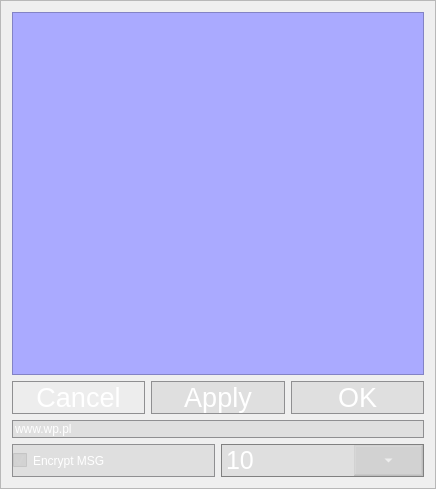
First picture: the form in iDomClient2/frameoptions.ui, repository cyniu88/QT_kurs, before the edit.
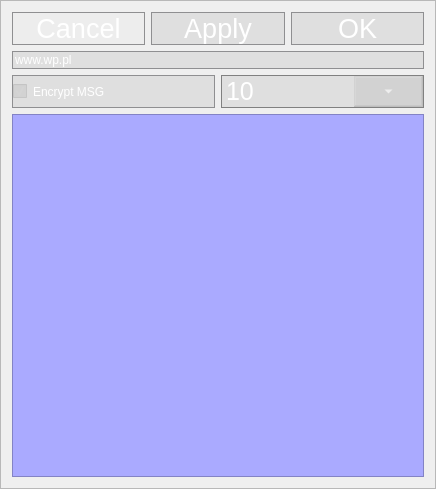
Second picture: the form after the edit. Icons and pictures are not drawn.

```diff
--- a/iDomClient2/frameoptions.ui
+++ b/iDomClient2/frameoptions.ui
@@ -110,14 +110,6 @@
      </item>
     </layout>
    </item>
-   <item row="0" column="0">
-    <widget class="QTextEdit" name="textEditCommandList">
-     <property name="styleSheet">
-      <string notr="true">color: rgb(255, 255,255);
-background-color: rgb(170, 170, 255);</string>
-     </property>
-    </widget>
-   </item>
    <item row="2" column="0">
     <widget class="QLineEdit" name="serverAddres">
      <property name="sizePolicy">
@@ -280,6 +272,14 @@
      </item>
     </layout>
    </item>
+   <item row="4" column="0">
+    <widget class="QTextEdit" name="textEditCommandList">
+     <property name="styleSheet">
+      <string notr="true">color: rgb(255, 255,255);
+background-color: rgb(170, 170, 255);</string>
+     </property>
+    </widget>
+   </item>
   </layout>
  </widget>
  <resources>
```
